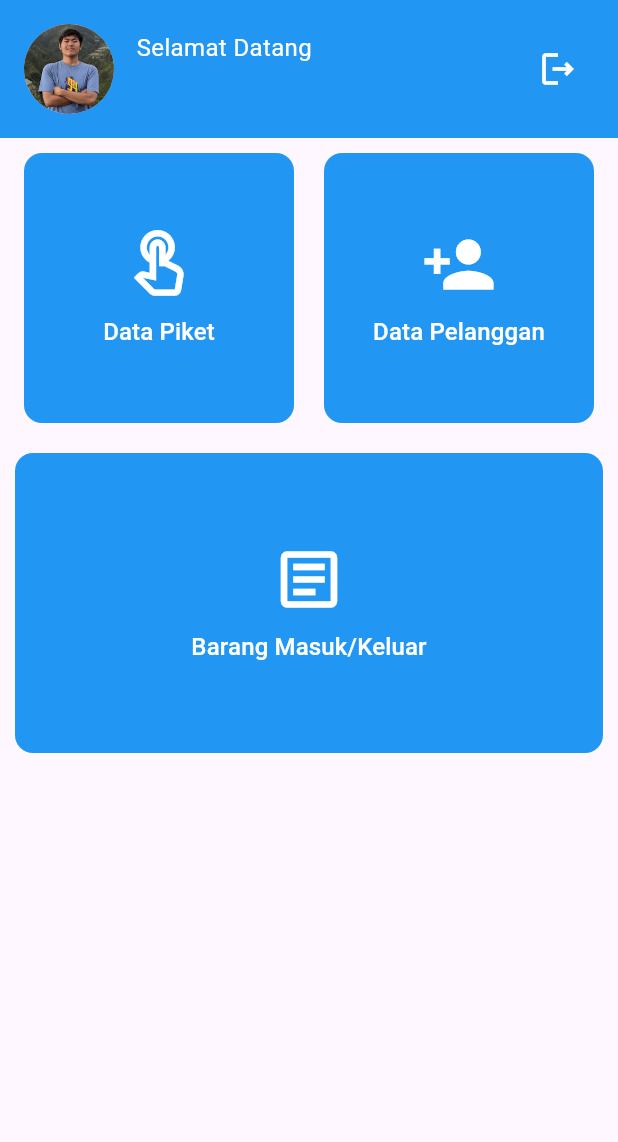
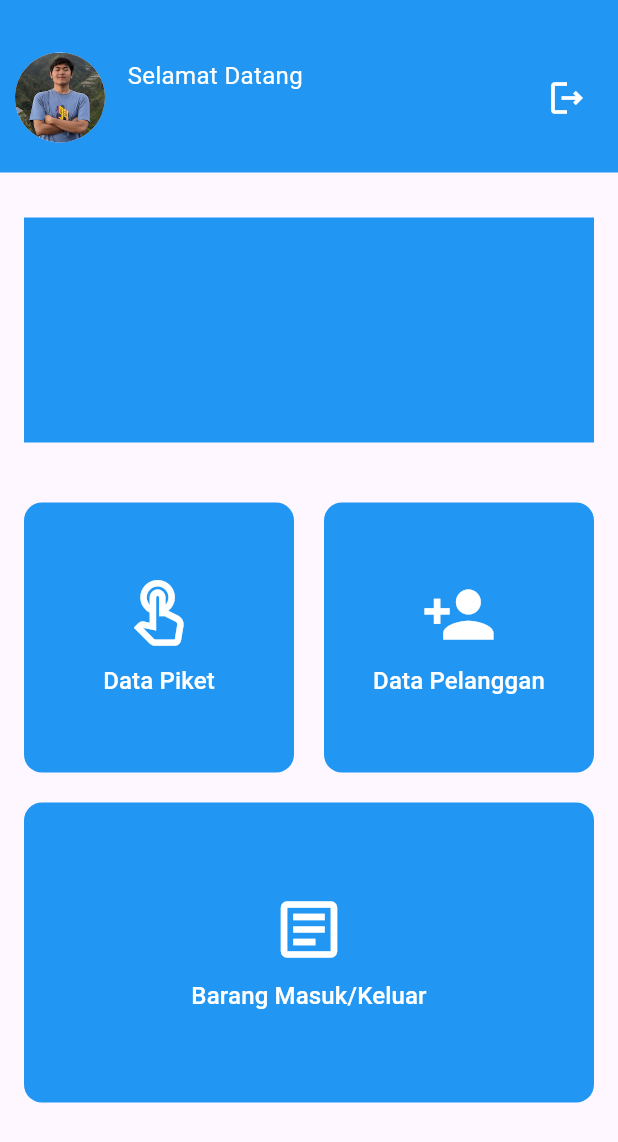
Before and after one commit to FirdausyTama/20220140021_UCP1Flutter, a Flutter app: the HomePage screen opened directly with empty values, on a phone screen of 412 x 824 dp. Shown: the top 1142 px of the screen. Run offline on Flutter 3.47's test engine with Material 3 defaults, Android fonts, the phone set to English and light mode, and no system bars.

Commit message:
membuat container kotak untuk banner iklan

```diff
--- a/lib/home/home_page.dart
+++ b/lib/home/home_page.dart
@@ -8,13 +8,12 @@ class HomePage extends StatelessWidget {
   @override
   Widget build(BuildContext context) {
     return Scaffold(
-      body: SafeArea(
-        child: Column(
+      body: Column(
           children: [
             Container(
               width: double.infinity,
               color: Colors.blue,
-              padding: const EdgeInsets.all(16),
+              padding: const EdgeInsets.only(top: 35, left: 10, right: 10, bottom: 20),
               child: Row(
                 children: [
                   CircleAvatar(
@@ -58,6 +57,20 @@ class HomePage extends StatelessWidget {
                 ],
               ),
             ),
+
+            Padding(
+              padding: EdgeInsets.only(top: 30, bottom: 30, left: 10, right: 10),
+              child: Column(
+                children: [
+                  Container(
+                    width: 380,
+                    height: 150,
+                    color: Colors.blue,
+                  ),
+                ],
+              ),
+            ),
+
             Column(
               children: [
                 Row(
@@ -140,7 +153,7 @@ class HomePage extends StatelessWidget {
                 ),
 
                 SizedBox(
-                  width: 500,
+                  width: 400,
                   height: 220,
                   child: Padding(
                     padding: EdgeInsets.all(10),
@@ -176,7 +189,6 @@ class HomePage extends StatelessWidget {
               ],
             ),
           ],
-        ),
       ),
     );
   }
```
